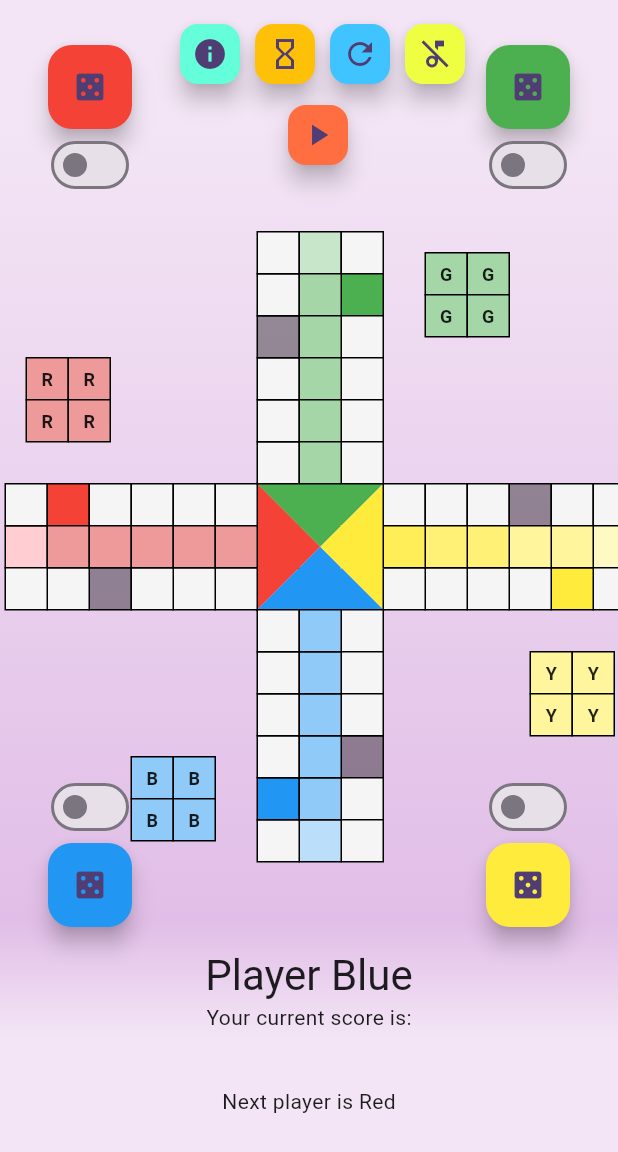
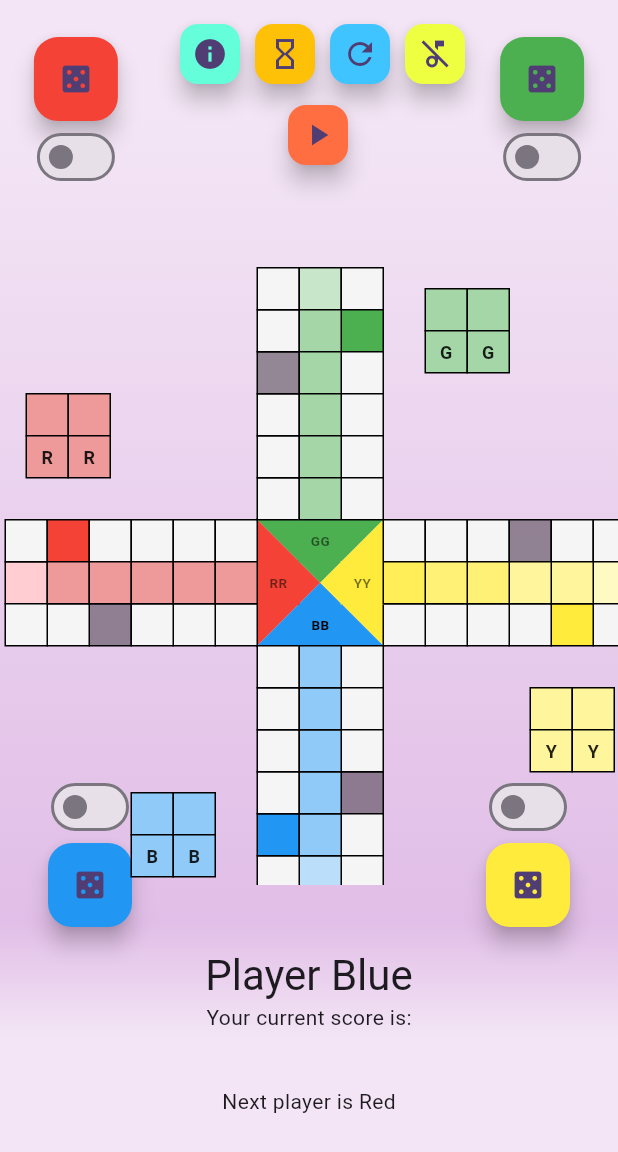
Before and after one commit to mikduk/ludo-game, a Flutter app: the screen it shows after launch, after a tap on the "music note" icon, on a phone screen of 412 x 824 dp, the part 84-1236 px from its top. Run offline on Flutter 3.47's test engine with Material 3 defaults, Android fonts, the phone set to English and light mode, and no system bars; our stand-ins replace audioplayers, get.

Commit message:
responsywnosc planszy

```diff
--- a/lib/controllers/game_page_controller.dart
+++ b/lib/controllers/game_page_controller.dart
@@ -1,3 +1,4 @@
+import 'package:flutter/widgets.dart';
 import 'package:get/get.dart';
 import 'dart:math';
 import 'package:audioplayers/audioplayers.dart';
@@ -50,14 +51,28 @@ class GamePageController extends GetxController {
     score = 0.obs;
     scores = ''.obs;
 
-    board[0] = 4;
-    board[1] = 40;
-    board[2] = 400;
-    board[3] = 4000;
+    board[0] = 2;
+    board[1] = 20;
+    board[2] = 200;
+    board[3] = 2000;
 
     for (int i = 0; i < 16; i++) {
       positionPawns[i] = i ~/ 4;
     }
+
+    positionPawns[0] = 61;
+    positionPawns[1] = 61;
+    positionPawns[4] = 67;
+    positionPawns[5] = 67;
+    positionPawns[8] = 73;
+    positionPawns[9] = 73;
+    positionPawns[12] = 79;
+    positionPawns[13] = 79;
+
+    board[61] = 2;
+    board[67] = 20;
+    board[73] = 200;
+    board[79] = 2000;
   }
 
   @override
@@ -411,6 +426,7 @@ class GamePageController extends GetxController {
     } else if (finished.value > 0) {
       finished.value -= 1;
       setWaitForMoveValue(false);
+      print('|endTurn| ${everyoneInFinish()} KONIEC?');
       if (everyoneInFinish()) {
         playClickSound(sound: 'sounds/bravo.mp3');
       } else {
--- /dev/null
+++ b/lib/controllers/screen_controller.dart
@@ -0,0 +1,31 @@
+import 'package:get/get.dart';
+import 'package:flutter/widgets.dart';
+
+class ScreenController extends GetxController {
+  double screenWidth = Get.size.width;
+  double screenHeight = Get.size.height;
+  bool isPortrait = Get.size.height > Get.size.width;
+
+  @override
+  void onInit() {
+    super.onInit();
+    _listenOrientation();
+  }
+
+  void _listenOrientation() {
+    WidgetsBinding.instance.addPostFrameCallback((_) {
+      bool newIsPortrait = Get.size.height > Get.size.width;
+      double newWidth = Get.size.width;
+      double newHeight = Get.size.height;
+
+      if (isPortrait != newIsPortrait || screenWidth != newWidth || screenHeight != newHeight) {
+        isPortrait = newIsPortrait;
+        screenWidth = newWidth;
+        screenHeight = newHeight;
+        update(); // Aktualizacja UI
+      }
+
+      _listenOrientation();
+    });
+  }
+}
--- a/lib/views/game_page.dart
+++ b/lib/views/game_page.dart
@@ -1,6 +1,9 @@
+import 'dart:math';
+
 import 'package:flutter/material.dart';
 import 'package:get/get.dart';
 import '../controllers/game_page_controller.dart';
+import '../controllers/screen_controller.dart';
 import 'squares/base_squared.dart';
 import 'squares/board_squared.dart';
 import 'squares/diagonal_squared.dart';
@@ -13,20 +16,18 @@ class GamePage extends StatelessWidget {
   @override
   Widget build(BuildContext context) {
     final GamePageController gameController = Get.put(GamePageController());
-
-    const double s = 29 - 1;
-    const double t = 350;
-    const double l = 3;
+    final ScreenController screenController = Get.put(ScreenController());
 
     return Scaffold(
       appBar: AppBar(
         backgroundColor: Get.theme.colorScheme.inversePrimary,
         title: Text(title),
       ),
-      body: Stack(
-          alignment: AlignmentDirectional.bottomCenter,
-          children: <Widget>[
-            Container(height: double.infinity, width: double.infinity, decoration: BoxDecoration(
+      body: Stack(alignment: AlignmentDirectional.center, children: <Widget>[
+        Container(
+          height: double.infinity,
+          width: double.infinity,
+          decoration: BoxDecoration(
             gradient: LinearGradient(
               begin: Alignment.topCenter,
               end: Alignment.bottomCenter,
@@ -37,7 +38,8 @@ class GamePage extends StatelessWidget {
               ],
               stops: const [0.1, 0.8, 0.9], // Płynniejsze przejście
             ),
-            ),),
+          ),
+        ),
         Padding(
             padding: const EdgeInsets.only(bottom: 24.0),
             child: Center(
@@ -59,11 +61,23 @@ class GamePage extends StatelessWidget {
               ),
             )),
         // Przycisk w lewym górnym rogu
-            Positioned(
-                top: 30,
-                left: 30,
-                child: Column(
+        GetBuilder<ScreenController>(
+          builder: (screenController) {
+            double topPosition = screenController.screenHeight * 0.03;
+            double leftPosition = screenController.screenWidth * 0.05;
+            double buttonWidth = screenController.screenWidth * 0.9;
+
+            return Positioned(
+              top: topPosition,
+              left: leftPosition,
+              child: SizedBox(
+                width: buttonWidth,
+                child: Row(
+                  mainAxisAlignment: MainAxisAlignment.spaceBetween,
                   children: [
+                    Column(
+                      children: [
+                        // Obx wewnątrz GetBuilder dla dynamicznych zmian
                         Obx(() => FloatingActionButton(
                           heroTag: 'btn1',
                           backgroundColor: gameController.bots[1]
@@ -76,20 +90,20 @@ class GamePage extends StatelessWidget {
                           child: Icon(Icons.casino,
                               color: gameController.bots[1]
                                   ? Colors.grey.shade700
-                                : null))),
+                                  : null),
+                        )),
                         Obx(() => Switch(
                           activeTrackColor: Colors.red,
                           value: gameController.bots[1],
                           onChanged: (bool value) {
                             gameController.changeBotFlag(1);
-                        })),
+                          },
+                        )),
                       ],
-                )),
-            Positioned(
-                top: 30,
-                right: 30,
-                child: Column(
+                    ),
+                    Column(
                       children: [
+                        // Obx wewnątrz GetBuilder dla dynamicznych zmian
                         Obx(() => FloatingActionButton(
                           heroTag: 'btn2',
                           backgroundColor: gameController.bots[2]
@@ -102,16 +116,23 @@ class GamePage extends StatelessWidget {
                           child: Icon(Icons.casino,
                               color: gameController.bots[2]
                                   ? Colors.grey.shade700
-                                : null))),
+                                  : null),
+                        )),
                         Obx(() => Switch(
                           activeTrackColor: Colors.green,
                           value: gameController.bots[2],
                           onChanged: (bool value) {
                             gameController.changeBotFlag(2);
-                        })),
+                          },
+                        )),
                       ],
-                )),
-            // 150, 30, 0
+                    ),
+                  ],
+                ),
+              ),
+            );
+          },
+        ),
         Positioned(
             bottom: 150,
             left: 30,
@@ -164,55 +185,6 @@ class GamePage extends StatelessWidget {
                             : null))),
               ],
             )),
-            const Positioned(
-              top: t - s * 1,
-              left: l + s * 6,
-              child: DiagonalSquare(
-                color1: Colors.green,
-                color2: Colors.red,
-                isTopLeftToBottomRight: false,
-              ),
-            ),
-            const Positioned(
-              top: t + s * 1,
-              left: l + s * 6,
-              child: DiagonalSquare(
-                color1: Colors.red,
-                color2: Colors.blue,
-                isTopLeftToBottomRight: true,
-              ),
-            ),
-            const Positioned(
-              top: t - s * 1,
-              left: l + s * 8,
-              child: DiagonalSquare(
-                color1: Colors.green,
-                color2: Colors.yellow,
-                isTopLeftToBottomRight: true,
-              ),
-            ),
-            const Positioned(
-              top: t + s * 1,
-              left: l + s * 8,
-              child: DiagonalSquare(
-                color1: Colors.yellow,
-                color2: Colors.blue,
-                isTopLeftToBottomRight: false,
-              ),
-            ),
-            const Positioned(
-              top: t + s * 0,
-              left: l + s * 7,
-              child: FourColorSquare(
-                topLeftColor: Colors.red,
-                topRightColor: Colors.green,
-                bottomLeftColor: Colors.blue,
-                bottomRightColor: Colors.yellow,
-                showBorder: true,
-                borderColor: Colors.black,
-                borderWidth: 0.0,
-              ),
-            ),
         Positioned(
           top: 12,
           left: 116,
@@ -256,7 +228,10 @@ class GamePage extends StatelessWidget {
             heroTag: 'btn12',
             mini: true,
             backgroundColor: Colors.limeAccent,
-                onPressed: gameController.soundSwitch,
+            onPressed: () {
+              gameController.soundSwitch();
+              gameController.playRandomSound();
+            },
             tooltip: 'Switch sound',
             child: Obx(() => gameController.soundOn.value
                 ? const Icon(Icons.music_note_outlined)
@@ -277,28 +252,81 @@ class GamePage extends StatelessWidget {
                 : const Icon(Icons.play_arrow)),
           ),
         ),
-            const Board(t: t, l: l, s: s)
+        Container(
+          width: min(Get.width, Get.height),
+          height: min(Get.width, Get.height),
+          // color: Colors.blueGrey,
+          child: const Stack(
+            children: [
+              Board(),
+            ],
+          ),
+        ),
       ]),
     );
   }
 }
 
 class Board extends StatelessWidget {
-  const Board({
-    super.key,
-    required this.t,
-    required this.l,
-    required this.s,
-  });
+  const Board({super.key});
 
-  final double t;
-  final double l;
-  final double s;
+  final double s = 29 - 1;
+  final double t = (29 - 1) * 7;
+  final double l = 3;
 
   @override
   Widget build(BuildContext context) {
     return Stack(
       children: <Widget>[
+        Positioned(
+          top: t - s * 1,
+          left: l + s * 6,
+          child: const DiagonalSquare(
+            color1: Colors.green,
+            color2: Colors.red,
+            isTopLeftToBottomRight: false,
+          ),
+        ),
+        Positioned(
+          top: t + s * 1,
+          left: l + s * 6,
+          child: const DiagonalSquare(
+            color1: Colors.red,
+            color2: Colors.blue,
+            isTopLeftToBottomRight: true,
+          ),
+        ),
+        Positioned(
+          top: t - s * 1,
+          left: l + s * 8,
+          child: const DiagonalSquare(
+            color1: Colors.green,
+            color2: Colors.yellow,
+            isTopLeftToBottomRight: true,
+          ),
+        ),
+        Positioned(
+          top: t + s * 1,
+          left: l + s * 8,
+          child: const DiagonalSquare(
+            color1: Colors.yellow,
+            color2: Colors.blue,
+            isTopLeftToBottomRight: false,
+          ),
+        ),
+        Positioned(
+          top: t + s * 0,
+          left: l + s * 7,
+          child: const FourColorSquare(
+            topLeftColor: Colors.red,
+            topRightColor: Colors.green,
+            bottomLeftColor: Colors.blue,
+            bottomRightColor: Colors.yellow,
+            showBorder: true,
+            borderColor: Colors.black,
+            borderWidth: 0.0,
+          ),
+        ),
         Positioned(
             top: t,
             left: l,
```
Lines whose indentation alone changed are shown as unchanged.
